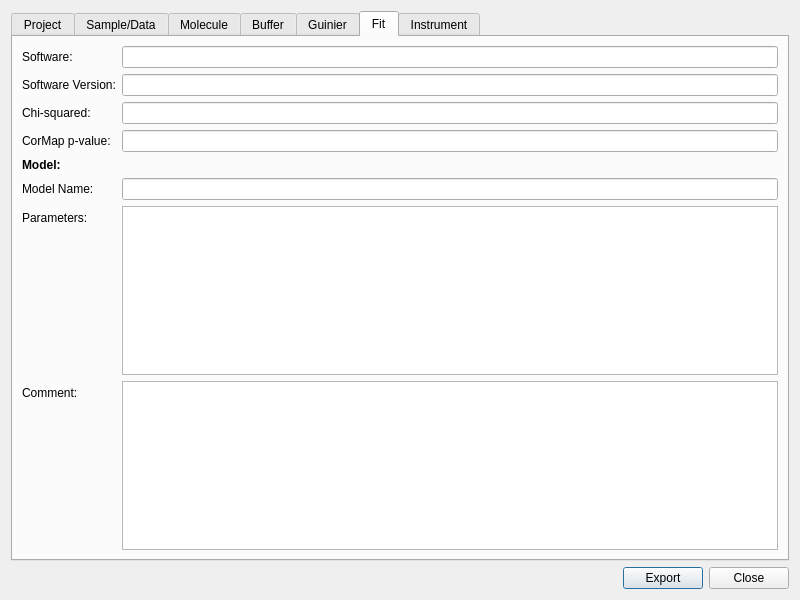
This is src/sas/qtgui/Utilities/SASBDB/UI/SASBDBDialogUI.ui in SasView/sasview as Qt 5 draws it before an edit. The edited form follows.
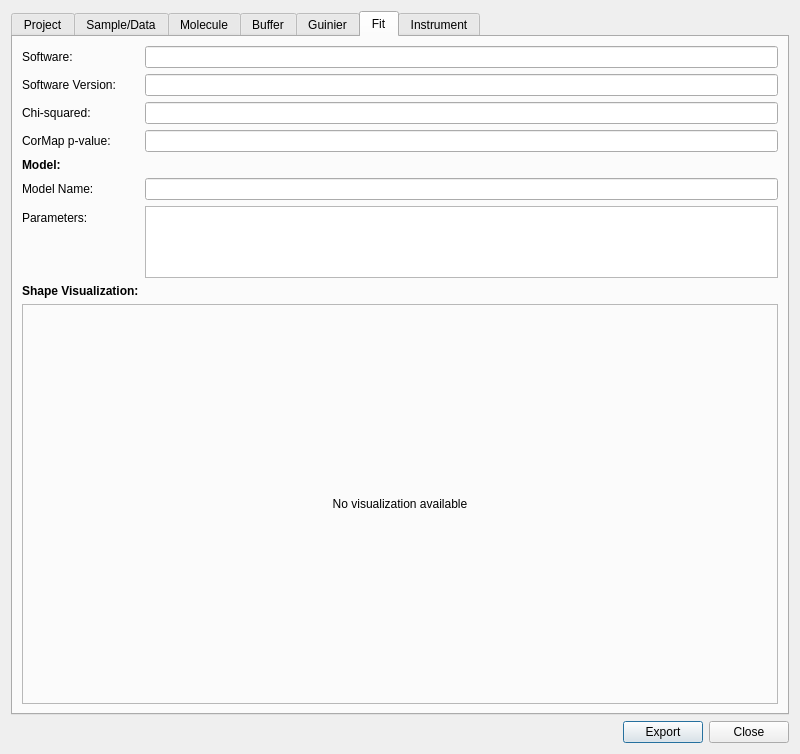
This is the edited form. The open tabs and pages were chosen to show the change.

Commit message: Updated visualization and added warning for Guiner

```diff
--- a/src/sas/qtgui/Utilities/SASBDB/UI/SASBDBDialogUI.ui
+++ b/src/sas/qtgui/Utilities/SASBDB/UI/SASBDBDialogUI.ui
@@ -558,12 +558,41 @@
        <item row="7" column="0">
         <widget class="QLabel" name="lblModelComment">
          <property name="text">
-          <string>Comment:</string>
+          <string>Shape Visualization:</string>
+         </property>
+         <property name="styleSheet">
+          <string>font-weight: bold;</string>
          </property>
         </widget>
        </item>
        <item row="7" column="1">
-        <widget class="QTextEdit" name="txtModelComment"/>
+        <widget class="QLabel" name="lblModelVizPlaceholder">
+         <property name="text">
+          <string/>
+         </property>
+        </widget>
+       </item>
+       <item row="8" column="0" colspan="2">
+        <widget class="QLabel" name="lblShapeImage">
+         <property name="minimumSize">
+          <size>
+           <width>600</width>
+           <height>400</height>
+          </size>
+         </property>
+         <property name="frameShape">
+          <enum>QFrame::StyledPanel</enum>
+         </property>
+         <property name="frameShadow">
+          <enum>QFrame::Sunken</enum>
+         </property>
+         <property name="text">
+          <string>No visualization available</string>
+         </property>
+         <property name="alignment">
+          <set>Qt::AlignCenter</set>
+         </property>
+        </widget>
        </item>
       </layout>
      </widget>
```
Left out of the diff: 25 changed lines with no effect on the pictures. The commit also changes 3 other files.
